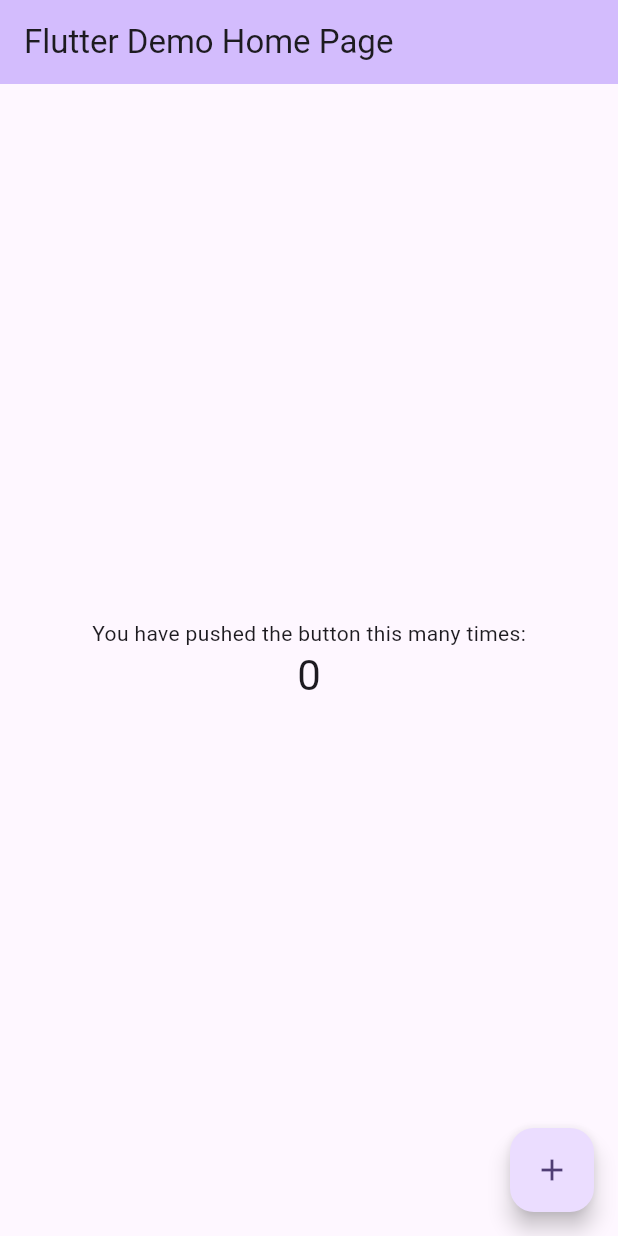
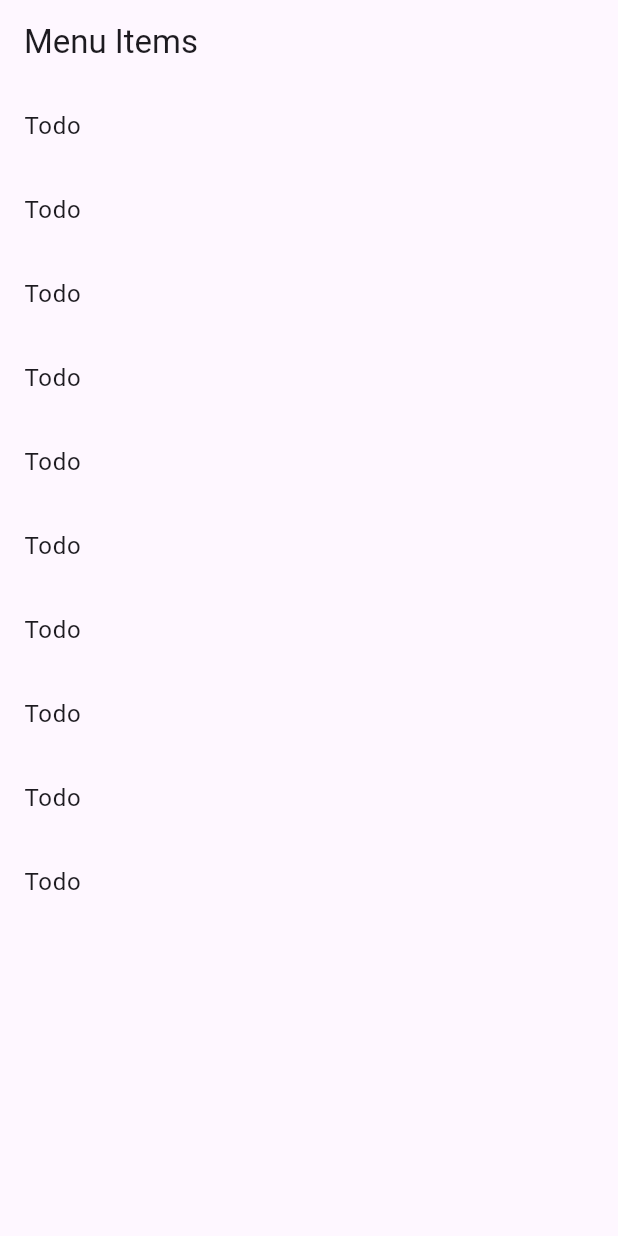
Before and after one commit to slateblua/exam_app, a Flutter app: the screen it shows after launch, on a phone screen of 412 x 824 dp. Run offline on Flutter 3.47's test engine with Material 3 defaults, Android fonts, the phone set to English and light mode, and no system bars; our stand-ins replace flutter_bloc.

Commit message:
Implement some base code

```diff
--- /dev/null
+++ b/lib/data/menu_repo.dart
@@ -0,0 +1,24 @@
+abstract interface class MenuRepo {
+  Future<List<String>> fetchMenuItems(int page);
+
+  Future<String> fetchItemById(String id);
+}
+
+class MenuRepoImpl implements MenuRepo {
+  @override
+  Future<List<String>> fetchMenuItems(int page) async {
+    // Simulate network delay
+    await Future.delayed(Duration(seconds: 3));
+
+    // Generate dummy menu items
+    List<String> menuItems = List.generate(
+        10, (index) => 'Menu Item ${(page - 1) * 10 + index + 1}');
+
+    return menuItems;
+  }
+
+  @override
+  Future<String> fetchItemById(String id) {
+    return Future.delayed(Duration(seconds: 1), () => 'Menu Item Details for ID: $id');
+  }
+}
--- a/lib/main.dart
+++ b/lib/main.dart
@@ -1,4 +1,8 @@
+import 'package:exam_app/data/menu_repo.dart';
+import 'package:exam_app/presentation/list.dart';
+import 'package:exam_app/presentation/list_bloc.dart';
 import 'package:flutter/material.dart';
+import 'package:flutter_bloc/flutter_bloc.dart';
 
 void main() {
   runApp(const MyApp());
@@ -30,7 +34,10 @@ class MyApp extends StatelessWidget {
         // tested with just a hot reload.
         colorScheme: ColorScheme.fromSeed(seedColor: Colors.deepPurple),
       ),
-      home: const MyHomePage(title: 'Flutter Demo Home Page'),
+      home: BlocProvider(
+        create: (context) => ListBloc(MenuRepoImpl()),
+        child: MenuListWidget(),
+      ),
     );
   }
 }
--- /dev/null
+++ b/lib/presentation/list.dart
@@ -0,0 +1,52 @@
+import 'package:exam_app/presentation/list_bloc.dart';
+import 'package:exam_app/presentation/list_event.dart';
+import 'package:exam_app/presentation/list_state.dart';
+import 'package:flutter/material.dart';
+import 'package:flutter_bloc/flutter_bloc.dart';
+
+class MenuListWidget extends StatefulWidget {
+  const MenuListWidget({super.key});
+
+  @override
+  State<StatefulWidget> createState() {
+    return MenuListWidgetState();
+  }
+}
+
+class MenuListWidgetState extends State<MenuListWidget> {
+  final ScrollController controller = ScrollController();
+
+  @override
+  void initState() {
+    super.initState();
+
+    context.read<ListBloc>().add(LoadItems());
+
+    controller.addListener(() {
+      if (controller.position.pixels >= controller.position.maxScrollExtent) {
+        context.read<ListBloc>().add(LoadMoreItems());
+      }
+    });
+  }
+
+  @override
+  Widget build(BuildContext context) {
+    return Scaffold(
+      appBar: AppBar(title: const Text('Menu Items')),
+      body: BlocBuilder<ListBloc, ListState>(
+        builder: (BuildContext context, ListState state) {
+          if (state is ListItemsLoaded) {
+            return ListView.builder(
+              controller: controller,
+              itemCount: state.items.length,
+              itemBuilder: (context, index) {
+                return ListTile(title: Text("Todo"));
+              },
+            );
+          }
+          return const Center(child: CircularProgressIndicator());
+        },
+      ),
+    );
+  }
+}
--- /dev/null
+++ b/lib/presentation/list_bloc.dart
@@ -0,0 +1,36 @@
+import 'package:exam_app/data/menu_repo.dart';
+import 'package:exam_app/presentation/list_event.dart';
+import 'package:exam_app/presentation/list_state.dart';
+
+import 'package:flutter_bloc/flutter_bloc.dart';
+
+class ListBloc extends Bloc<ListEvent, ListState> {
+  int page = 0;
+  final MenuRepoImpl repo;
+
+  ListBloc(this.repo) : super(ListInitialState()) {
+    List<String> items = [];
+
+    on<LoadItems>((event, emit) async {
+      page = 0;
+      final fetchedItems = await repo.fetchMenuItems(page);
+
+      items = fetchedItems;
+
+      if (!emit.isDone) {
+        emit(ListItemsLoaded(items));
+      }
+    });
+
+    on<LoadMoreItems>((event, emit) async {
+      page++;
+      final fetchedItems = await repo.fetchMenuItems(page);
+
+      items.addAll(fetchedItems);
+
+      if (!emit.isDone) {
+        emit(ListItemsLoaded(items));
+      }
+    });
+  }
+}
--- /dev/null
+++ b/lib/presentation/list_state.dart
@@ -0,0 +1,13 @@
+abstract class ListState {
+
+}
+
+class ListInitialState extends ListState {
+
+}
+
+class ListItemsLoaded extends ListState {
+  List<String> items;
+
+  ListItemsLoaded(this.items);
+}
```
Also changed, not shown: lib/data/fake_data.dart (added, +237 -0 lines), lib/data/menu_item.dart (added, +15 -0 lines), lib/presentation/list_event.dart (added, +35 -0 lines), lib/presentation/details.dart (added), lib/presentation/details_bloc.dart (added), lib/presentation/details_event.dart (added), lib/presentation/details_state.dart (added).
